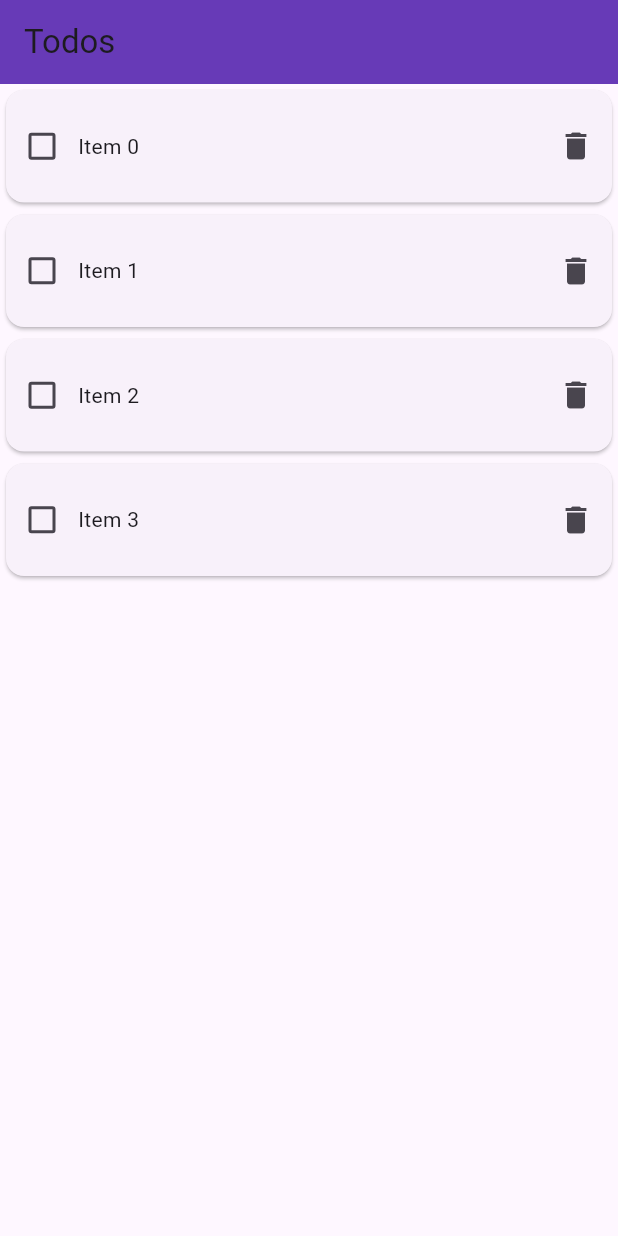
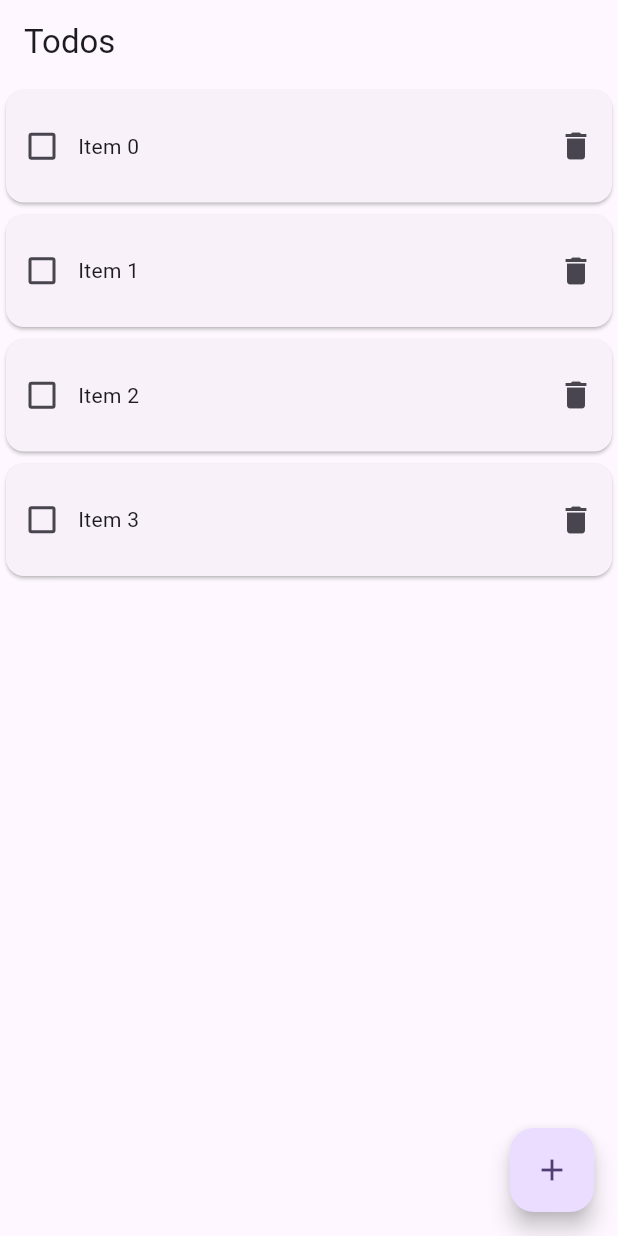
Before and after one commit to bshankar/todo-flutter, a Flutter app: the screen it shows after launch, on a phone screen of 412 x 824 dp. Run offline on Flutter 3.47's test engine with Material 3 defaults, Android fonts, the phone set to English and light mode, and no system bars; our stand-ins replace flutter_riverpod.

Commit message:
Add a fab button to add a todo

```diff
--- a/lib/main.dart
+++ b/lib/main.dart
@@ -14,7 +14,6 @@ class TodoApp extends StatelessWidget {
       title: 'Todos',
       theme: ThemeData(
         colorScheme: ColorScheme.fromSeed(seedColor: Colors.deepPurple),
-        appBarTheme: const AppBarTheme(backgroundColor: Colors.deepPurple),
         useMaterial3: true,
       ),
       home: const Home(),
--- a/lib/widgets/home.dart
+++ b/lib/widgets/home.dart
@@ -9,6 +9,10 @@ class Home extends StatelessWidget {
     return Scaffold(
       appBar: AppBar(title: const Text('Todos')),
       body: const Todos(),
+      floatingActionButton: FloatingActionButton(
+        onPressed: () {},
+        child: const Icon(Icons.add),
+      ),
     );
   }
 }
```
